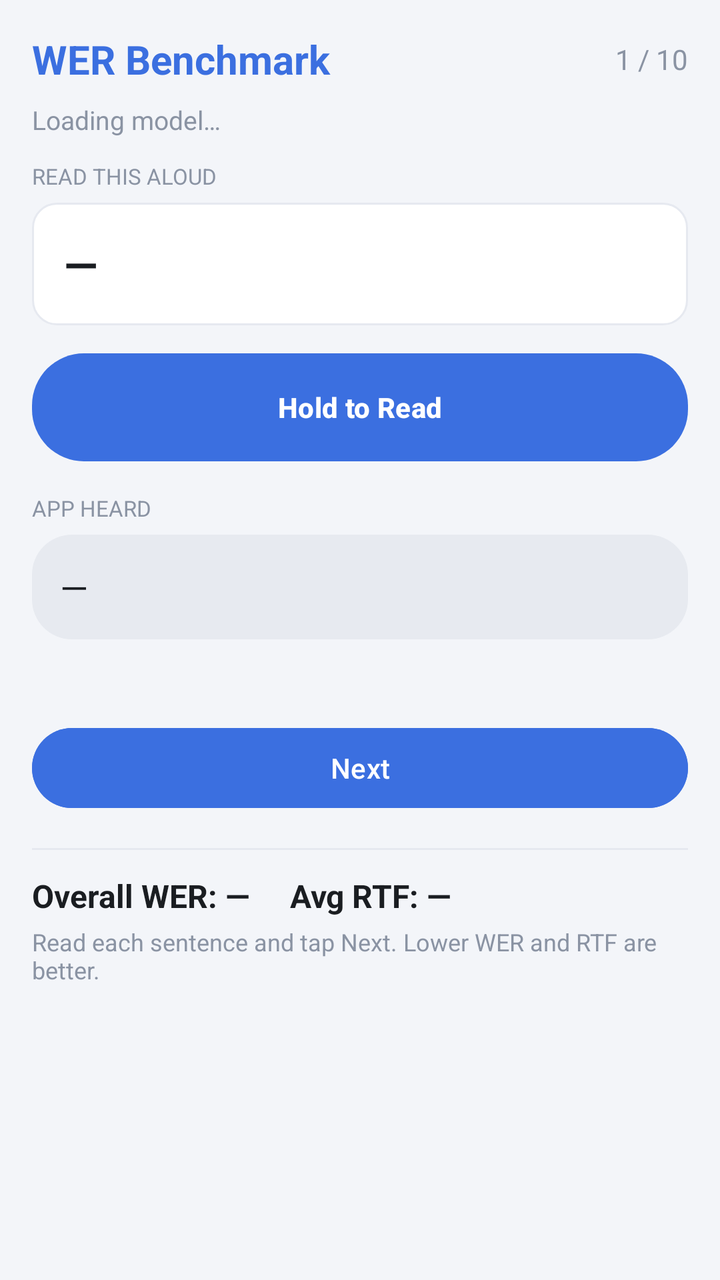
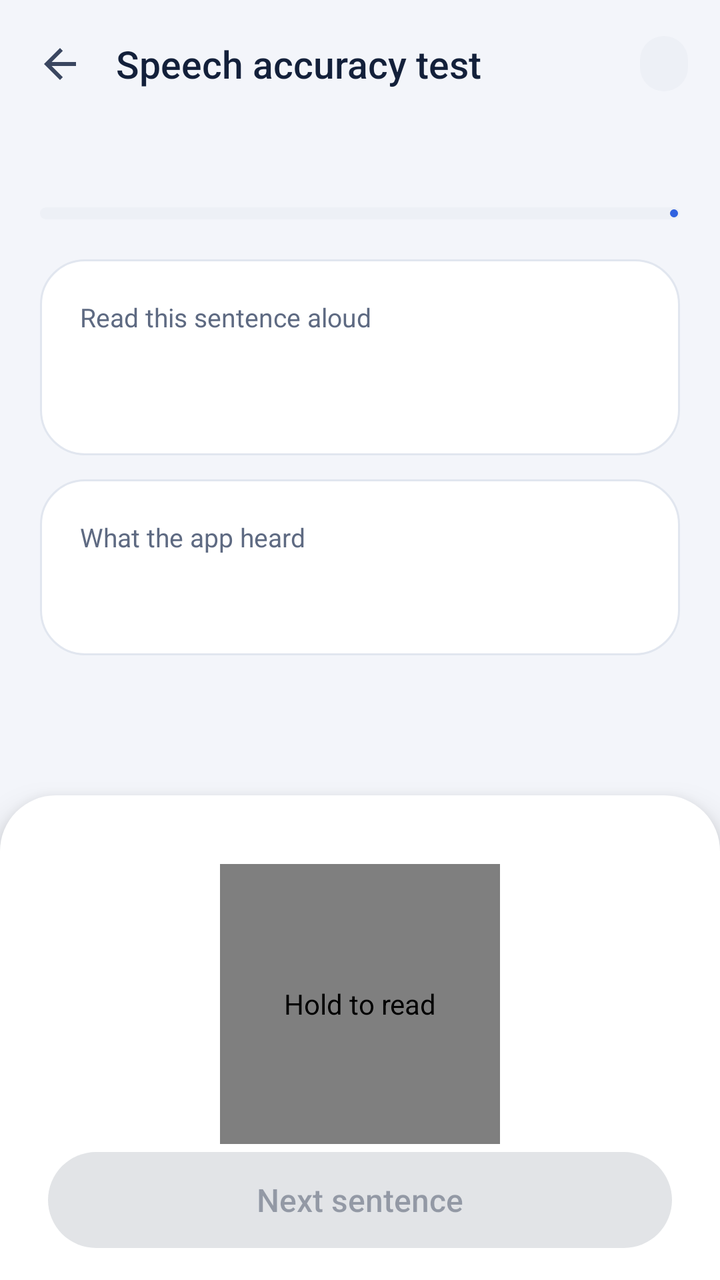

An Android layout rendered at two revisions. The XML below is the earlier revision; the diff shows what the commit changed to produce the second picture.
<!-- AndroidManifest.xml: application theme Theme.ITantra -->
<!-- res/layout/activity_benchmark.xml -->
<?xml version="1.0" encoding="utf-8"?>
<LinearLayout xmlns:android="http://schemas.android.com/apk/res/android"
    android:layout_width="match_parent"
    android:layout_height="match_parent"
    android:orientation="vertical"
    android:background="@color/bg"
    android:padding="16dp">

    <LinearLayout
        android:layout_width="match_parent"
        android:layout_height="wrap_content"
        android:orientation="horizontal"
        android:gravity="center_vertical"
        android:paddingBottom="8dp">

        <TextView
            android:layout_width="0dp"
            android:layout_height="wrap_content"
            android:layout_weight="1"
            android:text="WER Benchmark"
            android:textColor="@color/amber"
            android:textSize="20sp"
            android:textStyle="bold" />

        <TextView
            android:id="@+id/tvProgress"
            android:layout_width="wrap_content"
            android:layout_height="wrap_content"
            android:text="1 / 10"
            android:textColor="@color/muted"
            android:textSize="14sp" />
    </LinearLayout>

    <TextView
        android:id="@+id/tvStatus"
        android:layout_width="match_parent"
        android:layout_height="wrap_content"
        android:text="Loading model…"
        android:textColor="@color/muted"
        android:textSize="13sp"
        android:paddingBottom="12dp" />

    <TextView
        android:layout_width="wrap_content"
        android:layout_height="wrap_content"
        android:text="READ THIS ALOUD"
        android:textColor="@color/muted"
        android:textSize="11sp" />

    <TextView
        android:id="@+id/tvReference"
        android:layout_width="match_parent"
        android:layout_height="wrap_content"
        android:background="@drawable/card_mission"
        android:padding="16dp"
        android:layout_marginTop="6dp"
        android:text="—"
        android:textColor="@color/ink"
        android:textSize="22sp"
        android:textStyle="bold" />

    <Button
        android:id="@+id/btnRead"
        android:layout_width="match_parent"
        android:layout_height="54dp"
        android:layout_marginTop="14dp"
        android:background="@drawable/holdbar"
        android:text="Hold to Read"
        android:textStyle="bold"
        android:textColor="@color/on_amber"
        android:stateListAnimator="@null" />

    <TextView
        android:layout_width="wrap_content"
        android:layout_height="wrap_content"
        android:text="APP HEARD"
        android:textColor="@color/muted"
        android:textSize="11sp"
        android:paddingTop="16dp" />

    <TextView
        android:id="@+id/tvHyp"
        android:layout_width="match_parent"
        android:layout_height="wrap_content"
        android:background="@drawable/pill_name"
        android:padding="14dp"
        android:layout_marginTop="6dp"
        android:text="—"
        android:textColor="@color/ink"
        android:textSize="18sp" />

    <TextView
        android:id="@+id/tvSentenceMetrics"
        android:layout_width="match_parent"
        android:layout_height="wrap_content"
        android:layout_marginTop="10dp"
        android:text=""
        android:textColor="@color/amber"
        android:textSize="15sp"
        android:textStyle="bold" />

    <Button
        android:id="@+id/btnNext"
        android:layout_width="match_parent"
        android:layout_height="wrap_content"
        android:layout_marginTop="10dp"
        android:text="Next"
        android:textColor="@color/on_amber"
        android:backgroundTint="@color/amber"
        android:enabled="false" />

    <View
        android:layout_width="match_parent"
        android:layout_height="1dp"
        android:layout_marginTop="16dp"
        android:layout_marginBottom="12dp"
        android:background="@color/card_border" />

    <TextView
        android:id="@+id/tvOverall"
        android:layout_width="match_parent"
        android:layout_height="wrap_content"
        android:text="Overall WER: —     Avg RTF: —"
        android:textColor="@color/ink"
        android:textSize="16sp"
        android:textStyle="bold" />

    <TextView
        android:id="@+id/tvOverallSub"
        android:layout_width="match_parent"
        android:layout_height="wrap_content"
        android:text="Read each sentence and tap Next. Lower WER and RTF are better."
        android:textColor="@color/muted"
        android:textSize="12sp"
        android:paddingTop="4dp" />
</LinearLayout>
<!-- resources referenced by this layout -->
<resources>
  <color name="amber">#3B6FE0</color>
  <color name="bg">#F3F5F9</color>
  <color name="card_border">#E6E9F0</color>
  <color name="ink">#1A1D21</color>
  <color name="muted">#8A93A3</color>
  <color name="on_amber">#FFFFFF</color>
  <!-- drawable card_mission (drawable) -->
  <?xml version="1.0" encoding="utf-8"?>
  <shape xmlns:android="http://schemas.android.com/apk/res/android" android:shape="rectangle">
      <solid android:color="@color/card" />
      <corners android:radius="12dp" />
      <stroke android:width="1dp" android:color="@color/card_border" />
  </shape>
  <!-- drawable holdbar (drawable) -->
  <?xml version="1.0" encoding="utf-8"?>
  <selector xmlns:android="http://schemas.android.com/apk/res/android">
      <item android:state_pressed="true">
          <shape android:shape="rectangle">
              <solid android:color="@color/amber_dark" />
              <corners android:radius="26dp" />
          </shape>
      </item>
      <item>
          <shape android:shape="rectangle">
              <solid android:color="@color/amber" />
              <corners android:radius="26dp" />
          </shape>
      </item>
  </selector>
  <!-- drawable pill_name (drawable) -->
  <?xml version="1.0" encoding="utf-8"?>
  <shape xmlns:android="http://schemas.android.com/apk/res/android" android:shape="rectangle">
      <solid android:color="@color/surface2" />
      <corners android:radius="20dp" />
  </shape>
  <color name="card">#FFFFFFFF</color>
  <color name="amber_dark">#2F5BC0</color>
  <color name="surface2">#E7EAF0</color>
  <style name="Base.Theme.ITantra" parent="Theme.Material3.Light.NoActionBar">
          <item name="colorPrimary">@color/amber</item>
          <item name="colorOnPrimary">@color/on_amber</item>
          <item name="colorError">@color/danger</item>
          <item name="android:colorBackground">@color/bg</item>
          <item name="android:windowBackground">@color/bg</item>
          <item name="android:statusBarColor">@color/bg</item>
          <item name="android:windowLightStatusBar">true</item>
          <item name="android:textColorPrimary">@color/ink</item>
          <item name="android:textColorHint">@color/muted</item>
      </style>
  <color name="danger">#E03131</color>
  <!-- unchanged entries left out for length: 1 -->
</resources>

<!-- the commit's change to res/layout/activity_benchmark.xml (unified diff, before → after) -->
@@ -1,136 +1,247 @@
 <?xml version="1.0" encoding="utf-8"?>
 <LinearLayout xmlns:android="http://schemas.android.com/apk/res/android"
+    xmlns:app="http://schemas.android.com/apk/res-auto"
+    android:id="@+id/benchRoot"
     android:layout_width="match_parent"
     android:layout_height="match_parent"
-    android:orientation="vertical"
     android:background="@color/bg"
-    android:padding="16dp">
+    android:orientation="vertical">
 
     <LinearLayout
+        android:id="@+id/benchHeader"
         android:layout_width="match_parent"
         android:layout_height="wrap_content"
+        android:gravity="center_vertical"
         android:orientation="horizontal"
-        android:gravity="center_vertical"
-        android:paddingBottom="8dp">
+        android:paddingStart="4dp"
+        android:paddingTop="6dp"
+        android:paddingEnd="16dp">
+
+        <com.google.android.material.button.MaterialButton
+            android:id="@+id/btnBack"
+            style="@style/Widget.ITantra.IconButton"
+            android:layout_width="wrap_content"
+            android:layout_height="wrap_content"
+            android:contentDescription="@string/back"
+            app:icon="@drawable/ic_back" />
 
         <TextView
+            style="@style/Text.ITantra.Label"
             android:layout_width="0dp"
             android:layout_height="wrap_content"
+            android:layout_marginStart="2dp"
             android:layout_weight="1"
-            android:text="WER Benchmark"
-            android:textColor="@color/amber"
-            android:textSize="20sp"
-            android:textStyle="bold" />
+            android:text="@string/bench_title"
+            android:textSize="19sp" />
 
         <TextView
-            android:id="@+id/tvProgress"
+            android:id="@+id/tvBenchLang"
+            style="@style/Text.ITantra.Meta"
             android:layout_width="wrap_content"
             android:layout_height="wrap_content"
-            android:text="1 / 10"
-            android:textColor="@color/muted"
-            android:textSize="14sp" />
+            android:background="@drawable/bg_pill"
+            android:paddingStart="12dp"
+            android:paddingTop="5dp"
+            android:paddingEnd="12dp"
+            android:paddingBottom="5dp"
+            android:textSize="13sp" />
     </LinearLayout>
 
-    <TextView
-        android:id="@+id/tvStatus"
+    <ScrollView
+        android:layout_width="match_parent"
+        android:layout_height="0dp"
+        android:layout_weight="1"
+        android:clipToPadding="false">
+
+        <LinearLayout
+            android:layout_width="match_parent"
+            android:layout_height="wrap_content"
+            android:orientation="vertical"
+            android:padding="20dp">
+
+            <TextView
+                android:id="@+id/tvProgress"
+                style="@style/Text.ITantra.Meta"
+                android:layout_width="wrap_content"
+                android:layout_height="wrap_content"
+                android:textSize="13sp" />
+
+            <com.google.android.material.progressindicator.LinearProgressIndicator
+                android:id="@+id/progress"
+                android:layout_width="match_parent"
+                android:layout_height="wrap_content"
+                android:layout_marginTop="8dp"
+                app:trackColor="@color/surface_alt"
+                app:trackCornerRadius="4dp"
+                app:trackThickness="6dp" />
+
+            <LinearLayout
+                android:layout_width="match_parent"
+                android:layout_height="wrap_content"
+                android:layout_marginTop="20dp"
+                android:background="@drawable/bg_card"
+                android:orientation="vertical"
+                android:padding="20dp">
+
+                <TextView
+                    style="@style/Text.ITantra.Meta"
+                    android:layout_width="wrap_content"
+                    android:layout_height="wrap_content"
+                    android:text="@string/bench_read_this"
+                    android:textSize="13sp" />
+
+                <TextView
+                    android:id="@+id/tvReference"
+                    android:layout_width="wrap_content"
+                    android:layout_height="wrap_content"
+                    android:layout_marginTop="8dp"
+                    android:fontFamily="sans-serif-medium"
+                    android:lineSpacingExtra="4sp"
+                    android:textColor="@color/ink"
+                    android:textSize="24sp" />
+            </LinearLayout>
+
+            <LinearLayout
+                android:layout_width="match_parent"
+                android:layout_height="wrap_content"
+                android:layout_marginTop="12dp"
+                android:background="@drawable/bg_card"
+                android:orientation="vertical"
+                android:padding="20dp">
+
+                <TextView
+                    style="@style/Text.ITantra.Meta"
+                    android:layout_width="wrap_content"
+                    android:layout_height="wrap_content"
+                    android:text="@string/bench_heard"
+                    android:textSize="13sp" />
+
+                <TextView
+                    android:id="@+id/tvHyp"
+                    android:layout_width="wrap_content"
+                    android:layout_height="wrap_content"
+                    android:layout_marginTop="6dp"
+                    android:lineSpacingExtra="3sp"
+                    android:textColor="@color/ink_soft"
+                    android:textSize="18sp" />
+
+                <LinearLayout
+                    android:id="@+id/metricsRow"
+                    android:layout_width="match_parent"
+                    android:layout_height="wrap_content"
+                    android:layout_marginTop="16dp"
+                    android:orientation="horizontal"
+                    android:visibility="gone">
+
+                    <LinearLayout
+                        android:layout_width="0dp"
+                        android:layout_height="wrap_content"
+                        android:layout_weight="1"
+                        android:orientation="vertical">
+
+                        <TextView
+                            android:id="@+id/tvMetricWer"
+                            style="@style/Text.ITantra.Label"
+                            android:layout_width="wrap_content"
+                            android:layout_height="wrap_content"
+                            android:textSize="18sp" />
+
+                        <TextView
+                            style="@style/Text.ITantra.Meta"
+                            android:layout_width="wrap_content"
+                            android:layout_height="wrap_content"
+                            android:text="@string/bench_metric_wer" />
+                    </LinearLayout>
+
+                    <LinearLayout
+                        android:layout_width="0dp"
+                        android:layout_height="wrap_content"
+                        android:layout_weight="1"
+                        android:orientation="vertical">
+
+                        <TextView
+                            android:id="@+id/tvMetricRtf"
+                            style="@style/Text.ITantra.Label"
+                            android:layout_width="wrap_content"
+                            android:layout_height="wrap_content"
+                            android:textSize="18sp" />
+
+                        <TextView
+                            style="@style/Text.ITantra.Meta"
+                            android:layout_width="wrap_content"
+                            android:layout_height="wrap_content"
+                            android:text="@string/bench_metric_rtf" />
+                    </LinearLayout>
+
+                    <LinearLayout
+                        android:layout_width="0dp"
+                        android:layout_height="wrap_content"
+                        android:layout_weight="1"
+                        android:orientation="vertical">
+
+                        <TextView
+                            android:id="@+id/tvMetricTime"
+                            style="@style/Text.ITantra.Label"
+                            android:layout_width="wrap_content"
+                            android:layout_height="wrap_content"
+                            android:textSize="18sp" />
+
+                        <TextView
+                            style="@style/Text.ITantra.Meta"
+                            android:layout_width="wrap_content"
+                            android:layout_height="wrap_content"
+                            android:text="@string/bench_metric_time" />
+                    </LinearLayout>
+                </LinearLayout>
+            </LinearLayout>
+
+            <TextView
+                android:id="@+id/tvOverall"
+                style="@style/Text.ITantra.Meta"
+                android:layout_width="match_parent"
+                android:layout_height="wrap_content"
+                android:layout_marginTop="14dp"
+                android:gravity="center"
+                android:textSize="13sp" />
+        </LinearLayout>
+    </ScrollView>
+
+    <LinearLayout
+        android:id="@+id/benchDock"
         android:layout_width="match_parent"
         android:layout_height="wrap_content"
-        android:text="Loading model…"
-        android:textColor="@color/muted"
-        android:textSize="13sp"
-        android:paddingBottom="12dp" />
-
-    <TextView
-        android:layout_width="wrap_content"
-        android:layout_height="wrap_content"
-        android:text="READ THIS ALOUD"
-        android:textColor="@color/muted"
-        android:textSize="11sp" />
-
-    <TextView
-        android:id="@+id/tvReference"
-        android:layout_width="match_parent"
-        android:layout_height="wrap_content"
-        android:background="@drawable/card_mission"
-        android:padding="16dp"
-        android:layout_marginTop="6dp"
-        android:text="—"
-        android:textColor="@color/ink"
-        android:textSize="22sp"
-        android:textStyle="bold" />
-
-    <Button
-        android:id="@+id/btnRead"
-        android:layout_width="match_parent"
-        android:layout_height="54dp"
-        android:layout_marginTop="14dp"
-        android:background="@drawable/holdbar"
-        android:text="Hold to Read"
-        android:textStyle="bold"
-        android:textColor="@color/on_amber"
-        android:stateListAnimator="@null" />
-
-    <TextView
-        android:layout_width="wrap_content"
-        android:layout_height="wrap_content"
-        android:text="APP HEARD"
-        android:textColor="@color/muted"
-        android:textSize="11sp"
-        android:paddingTop="16dp" />
-
-    <TextView
-        android:id="@+id/tvHyp"
-        android:layout_width="match_parent"
-        android:layout_height="wrap_content"
-        android:background="@drawable/pill_name"
-        android:padding="14dp"
-        android:layout_marginTop="6dp"
-        android:text="—"
-        android:textColor="@color/ink"
-        android:textSize="18sp" />
-
-    <TextView
-        android:id="@+id/tvSentenceMetrics"
-        android:layout_width="match_parent"
-        android:layout_height="wrap_content"
-        android:layout_marginTop="10dp"
-        android:text=""
-        android:textColor="@color/amber"
-        android:textSize="15sp"
-        android:textStyle="bold" />
-
-    <Button
-        android:id="@+id/btnNext"
-        android:layout_width="match_parent"
-        android:layout_height="wrap_content"
-        android:layout_marginTop="10dp"
-        android:text="Next"
-        android:textColor="@color/on_amber"
-        android:backgroundTint="@color/amber"
-        android:enabled="false" />
-
-    <View
-        android:layout_width="match_parent"
-        android:layout_height="1dp"
-        android:layout_marginTop="16dp"
-        android:layout_marginBottom="12dp"
-        android:background="@color/card_border" />
-
-    <TextView
-        android:id="@+id/tvOverall"
-        android:layout_width="match_parent"
-        android:layout_height="wrap_content"
-        android:text="Overall WER: —     Avg RTF: —"
-        android:textColor="@color/ink"
-        android:textSize="16sp"
-        android:textStyle="bold" />
-
-    <TextView
-        android:id="@+id/tvOverallSub"
-        android:layout_width="match_parent"
-        android:layout_height="wrap_content"
-        android:text="Read each sentence and tap Next. Lower WER and RTF are better."
-        android:textColor="@color/muted"
-        android:textSize="12sp"
-        android:paddingTop="4dp" />
+        android:background="@drawable/bg_dock"
+        android:clipChildren="false"
+        android:clipToPadding="false"
+        android:elevation="10dp"
+        android:gravity="center_horizontal"
+        android:orientation="vertical"
+        android:paddingTop="14dp">
+
+        <TextView
+            android:id="@+id/tvStatus"
+            style="@style/Text.ITantra.Label"
+            android:layout_width="match_parent"
+            android:layout_height="wrap_content"
+            android:gravity="center"
+            android:paddingStart="24dp"
+            android:paddingEnd="24dp"
+            android:textSize="15sp" />
+
+        <com.itantra.app.TalkButton
+            android:id="@+id/btnRead"
+            android:layout_width="140dp"
+            android:layout_height="140dp"
+            android:contentDescription="@string/bench_hold" />
+
+        <com.google.android.material.button.MaterialButton
+            android:id="@+id/btnNext"
+            android:layout_width="match_parent"
+            android:layout_height="wrap_content"
+            android:layout_marginStart="24dp"
+            android:layout_marginEnd="24dp"
+            android:layout_marginBottom="12dp"
+            android:enabled="false"
+            android:text="@string/bench_next" />
+    </LinearLayout>
 </LinearLayout>
<!-- resource entries referenced after the edit -->
@@ -1,55 +1,128 @@
 <!-- resources referenced by this layout -->
 <resources>
-  <color name="amber">#3B6FE0</color>
-  <color name="bg">#F3F5F9</color>
-  <color name="card_border">#E6E9F0</color>
-  <color name="ink">#1A1D21</color>
-  <color name="muted">#8A93A3</color>
-  <color name="on_amber">#FFFFFF</color>
-  <!-- drawable card_mission (drawable) -->
+  <color name="bg">#F3F5FA</color>
+  <color name="ink">#13203A</color>
+  <color name="ink_soft">#3A4660</color>
+  <color name="surface_alt">#EDF0F6</color>
+  <!-- drawable bg_card (drawable) -->
   <?xml version="1.0" encoding="utf-8"?>
   <shape xmlns:android="http://schemas.android.com/apk/res/android" android:shape="rectangle">
-      <solid android:color="@color/card" />
-      <corners android:radius="12dp" />
-      <stroke android:width="1dp" android:color="@color/card_border" />
+      <solid android:color="@color/surface" />
+      <stroke android:width="1dp" android:color="@color/line" />
+      <corners android:radius="22dp" />
   </shape>
-  <!-- drawable holdbar (drawable) -->
-  <?xml version="1.0" encoding="utf-8"?>
-  <selector xmlns:android="http://schemas.android.com/apk/res/android">
-      <item android:state_pressed="true">
-          <shape android:shape="rectangle">
-              <solid android:color="@color/amber_dark" />
-              <corners android:radius="26dp" />
-          </shape>
-      </item>
-      <item>
-          <shape android:shape="rectangle">
-              <solid android:color="@color/amber" />
-              <corners android:radius="26dp" />
-          </shape>
-      </item>
-  </selector>
-  <!-- drawable pill_name (drawable) -->
+  <!-- drawable bg_dock (drawable) -->
   <?xml version="1.0" encoding="utf-8"?>
   <shape xmlns:android="http://schemas.android.com/apk/res/android" android:shape="rectangle">
-      <solid android:color="@color/surface2" />
-      <corners android:radius="20dp" />
+      <solid android:color="@color/surface" />
+      <corners android:topLeftRadius="28dp" android:topRightRadius="28dp" />
   </shape>
-  <color name="card">#FFFFFFFF</color>
-  <color name="amber_dark">#2F5BC0</color>
-  <color name="surface2">#E7EAF0</color>
+  <!-- drawable bg_pill (drawable) -->
+  <?xml version="1.0" encoding="utf-8"?>
+  <shape xmlns:android="http://schemas.android.com/apk/res/android" android:shape="rectangle">
+      <solid android:color="@color/surface_alt" />
+      <corners android:radius="999dp" />
+  </shape>
+  <!-- drawable ic_back (drawable) -->
+  <vector xmlns:android="http://schemas.android.com/apk/res/android"
+      android:width="24dp" android:height="24dp"
+      android:viewportWidth="24" android:viewportHeight="24">
+      <path android:fillColor="@android:color/white" android:pathData="M20,11H7.83l5.59,-5.59L12,4l-8,8 8,8 1.41,-1.41L7.83,13H20v-2z" />
+  </vector>
+  <string name="back">Back</string>
+  <string name="bench_heard">What the app heard</string>
+  <string name="bench_hold">Hold to read</string>
+  <string name="bench_metric_rtf">Real-time factor</string>
+  <string name="bench_metric_time">Recognition</string>
+  <string name="bench_metric_wer">Word errors</string>
+  <string name="bench_next">Next sentence</string>
+  <string name="bench_read_this">Read this sentence aloud</string>
+  <string name="bench_title">Speech accuracy test</string>
+  <style name="Text.ITantra.Label" parent="">
+          <item name="android:textSize">14sp</item>
+          <item name="android:textColor">@color/ink</item>
+          <item name="android:fontFamily">sans-serif-medium</item>
+      </style>
+  <style name="Text.ITantra.Meta" parent="">
+          <item name="android:textSize">12sp</item>
+          <item name="android:textColor">@color/muted</item>
+      </style>
+  <style name="Widget.ITantra.IconButton" parent="Widget.Material3.Button.IconButton">
+          <item name="android:minWidth">48dp</item>
+          <item name="android:minHeight">48dp</item>
+          <item name="iconSize">24dp</item>
+          <item name="iconTint">@color/ink_soft</item>
+      </style>
+  <color name="surface">#FFFFFF</color>
+  <color name="line">#E1E6EF</color>
+  <color name="muted">#5E6A82</color>
   <style name="Base.Theme.ITantra" parent="Theme.Material3.Light.NoActionBar">
-          <item name="colorPrimary">@color/amber</item>
-          <item name="colorOnPrimary">@color/on_amber</item>
-          <item name="colorError">@color/danger</item>
+          <item name="colorPrimary">@color/brand</item>
+          <item name="colorOnPrimary">@color/on_brand</item>
+          <item name="colorPrimaryContainer">@color/brand_tint</item>
+          <item name="colorOnPrimaryContainer">@color/brand_deep</item>
+          <item name="colorSecondaryContainer">@color/brand_tint</item>
+          <item name="colorOnSecondaryContainer">@color/brand_deep</item>
+          <item name="colorSurface">@color/surface</item>
+          <item name="colorOnSurface">@color/ink</item>
+          <item name="colorOnSurfaceVariant">@color/muted</item>
+          <item name="colorOutline">@color/outline</item>
+          <item name="colorError">@color/alert</item>
           <item name="android:colorBackground">@color/bg</item>
           <item name="android:windowBackground">@color/bg</item>
-          <item name="android:statusBarColor">@color/bg</item>
+          <item name="android:textColorPrimary">@color/ink</item>
+          <item name="android:textColorSecondary">@color/muted</item>
+          <item name="android:textColorHint">@color/muted</item>
+          <item name="android:statusBarColor">@android:color/transparent</item>
+          <item name="android:navigationBarColor">@android:color/transparent</item>
           <item name="android:windowLightStatusBar">true</item>
-          <item name="android:textColorPrimary">@color/ink</item>
-          <item name="android:textColorHint">@color/muted</item>
+          <item name="android:windowLightNavigationBar" tools:targetApi="27">true</item>
+          <item name="materialButtonStyle">@style/Widget.ITantra.Button</item>
+          <item name="textInputStyle">@style/Widget.ITantra.TextInput</item>
+          <item name="bottomSheetDialogTheme">@style/ThemeOverlay.ITantra.BottomSheet</item>
       </style>
-  <color name="danger">#E03131</color>
+  <color name="brand">#2F62E0</color>
+  <color name="on_brand">#FFFFFF</color>
+  <color name="brand_tint">#E4ECFD</color>
+  <color name="brand_deep">#2450C2</color>
+  <color name="outline">#C3CAD8</color>
+  <color name="alert">#D92D20</color>
+  <style name="Widget.ITantra.Button" parent="Widget.Material3.Button">
+          <item name="android:minHeight">56dp</item>
+          <item name="android:textSize">16sp</item>
+          <item name="android:textAllCaps">false</item>
+          <item name="android:letterSpacing">0</item>
+          <item name="android:fontFamily">sans-serif-medium</item>
+          <item name="shapeAppearance">@style/Shape.ITantra.Pill</item>
+      </style>
+  <style name="Widget.ITantra.TextInput" parent="Widget.Material3.TextInputLayout.OutlinedBox">
+          <item name="boxCornerRadiusTopStart">14dp</item>
+          <item name="boxCornerRadiusTopEnd">14dp</item>
+          <item name="boxCornerRadiusBottomStart">14dp</item>
+          <item name="boxCornerRadiusBottomEnd">14dp</item>
+          <item name="boxStrokeColor">@color/brand</item>
+          <item name="hintTextColor">@color/brand</item>
+          <item name="helperTextTextColor">@color/muted</item>
+          <item name="placeholderTextColor">@color/muted</item>
+      </style>
+  <style name="ThemeOverlay.ITantra.BottomSheet" parent="ThemeOverlay.Material3.BottomSheetDialog">
+          <item name="bottomSheetStyle">@style/Widget.ITantra.BottomSheet</item>
+      </style>
+  <style name="Shape.ITantra.Pill" parent="">
+          <item name="cornerFamily">rounded</item>
+          <item name="cornerSize">50%</item>
+      </style>
+  <style name="Widget.ITantra.BottomSheet" parent="Widget.Material3.BottomSheet">
+          <item name="backgroundTint">@color/surface</item>
+          <item name="shapeAppearance">@style/Shape.ITantra.Sheet</item>
+      </style>
+  <style name="Shape.ITantra.Sheet" parent="">
+          <item name="cornerFamily">rounded</item>
+          <item name="cornerSizeTopLeft">28dp</item>
+          <item name="cornerSizeTopRight">28dp</item>
+          <item name="cornerSizeBottomLeft">0dp</item>
+          <item name="cornerSizeBottomRight">0dp</item>
+      </style>
   <!-- unchanged entries left out for length: 1 -->
 </resources>
 
